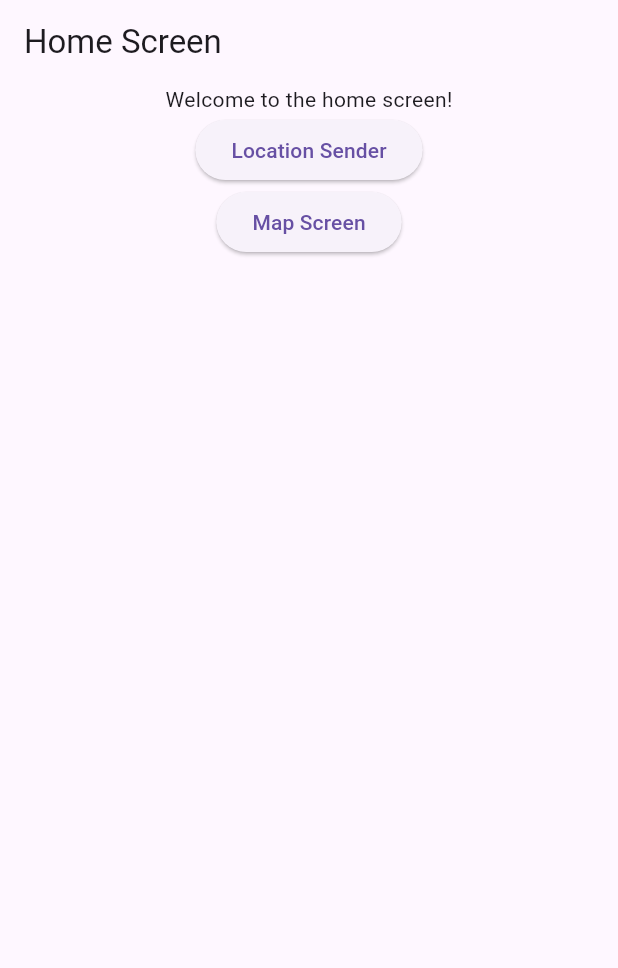
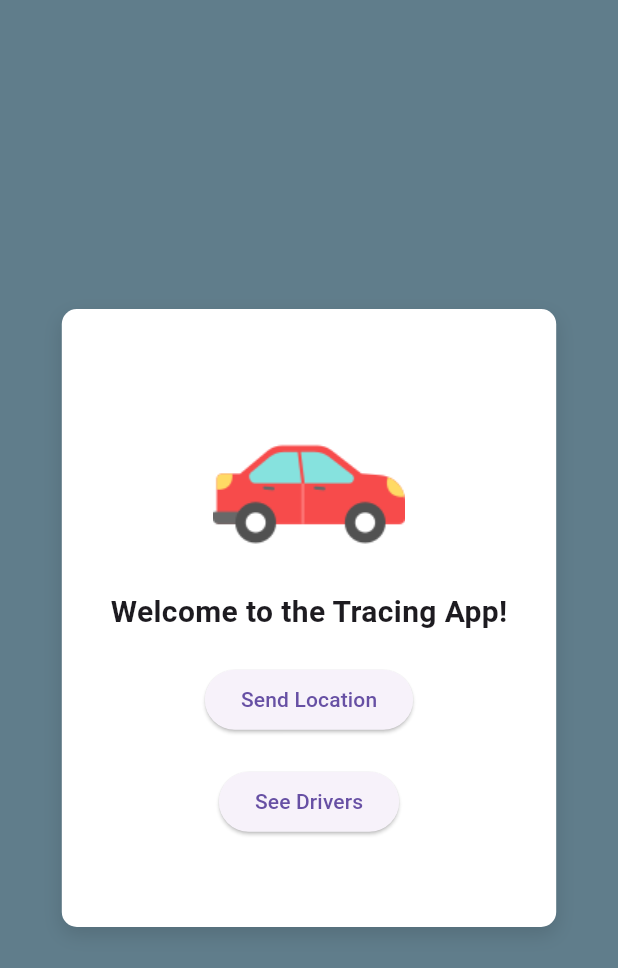
Before and after one commit to faysalzaman/tracing, a Flutter app: the screen it shows after launch, on a phone screen of 412 x 824 dp. Shown: the top 968 px of the screen. Run offline on Flutter 3.47's test engine with Material 3 defaults, Android fonts, the phone set to English and light mode, and no system bars; our stand-ins replace cloud_firestore, firebase_auth, firebase_core, google_maps_flutter, location; accounts and stored records are empty.

Commit message:
chore: Update home screen UI and navigation
The code changes update the home screen UI by adding a container with a rounded border and a shadow effect. The buttons for sending location and viewing drivers are now centered within the container. Additionally, the app bar is removed from the home screen for a cleaner look.

```diff
--- a/lib/main.dart
+++ b/lib/main.dart
@@ -24,6 +24,9 @@ class MyApp extends StatelessWidget {
 
   @override
   Widget build(BuildContext context) {
-    return const MaterialApp(home: HomeScreen());
+    return const MaterialApp(
+      home: HomeScreen(),
+      debugShowCheckedModeBanner: false,
+    );
   }
 }
--- a/lib/screens/home_screen.dart
+++ b/lib/screens/home_screen.dart
@@ -13,15 +13,37 @@ class _HomeScreenState extends State<HomeScreen> {
   @override
   Widget build(BuildContext context) {
     return Scaffold(
-      appBar: AppBar(
-        title: const Text('Home Screen'),
+      backgroundColor: Colors.blueGrey,
+      body: Center(
+        child: Container(
+          width: MediaQuery.of(context).size.width * 0.8,
+          height: MediaQuery.of(context).size.height * 0.5,
+          padding: const EdgeInsets.all(20),
+          decoration: BoxDecoration(
+            color: Colors.white,
+            borderRadius: BorderRadius.circular(10),
+            boxShadow: const [
+              BoxShadow(
+                color: Colors.black12,
+                blurRadius: 10,
+                offset: Offset(0, 5),
               ),
-      body: Center(
+            ],
+          ),
           child: Column(
+            mainAxisAlignment: MainAxisAlignment.center,
             children: [
-            const Text('Welcome to the home screen!'),
+              Image.asset('assets/icons/ic_car.png'),
+
+              const Text(
+                'Welcome to the Tracing App!',
+                style: TextStyle(
+                  fontSize: 20,
+                  fontWeight: FontWeight.bold,
+                ),
+              ),
+              const SizedBox(height: 20),
               // two buttons
-
               // one to navigate to the location sender screen
               ElevatedButton(
                 onPressed: () {
@@ -33,9 +55,9 @@ class _HomeScreenState extends State<HomeScreen> {
                     ),
                   );
                 },
-              child: const Text('Location Sender'),
+                child: const Text('Send Location'),
               ),
-
+              const SizedBox(height: 20),
               // one to navigate to the Map screen
               ElevatedButton(
                 onPressed: () {
@@ -47,9 +69,10 @@ class _HomeScreenState extends State<HomeScreen> {
                     ),
                   );
                 },
-              child: const Text('Map Screen'),
+                child: const Text('See Drivers'),
               ),
             ],
+          ),
         ),
       ),
     );
--- a/lib/screens/location_sender.dart
+++ b/lib/screens/location_sender.dart
@@ -60,11 +60,18 @@ class _LocationSenderState extends State<LocationSender> {
   @override
   Widget build(BuildContext context) {
     return Scaffold(
+      backgroundColor: Colors.white,
       appBar: AppBar(
         title: const Text('Location Sender'),
       ),
-      body: const Center(
-        child: Text('Sending location data to server...'),
+      body: Center(
+        child: Column(
+          mainAxisAlignment: MainAxisAlignment.center,
+          children: [
+            Image.asset('assets/icons/ic_car.png'),
+            const Text('Location is being sent to the Agency...'),
+          ],
+        ),
       ),
     );
   }
```
Lines whose indentation alone changed are shown as unchanged.
